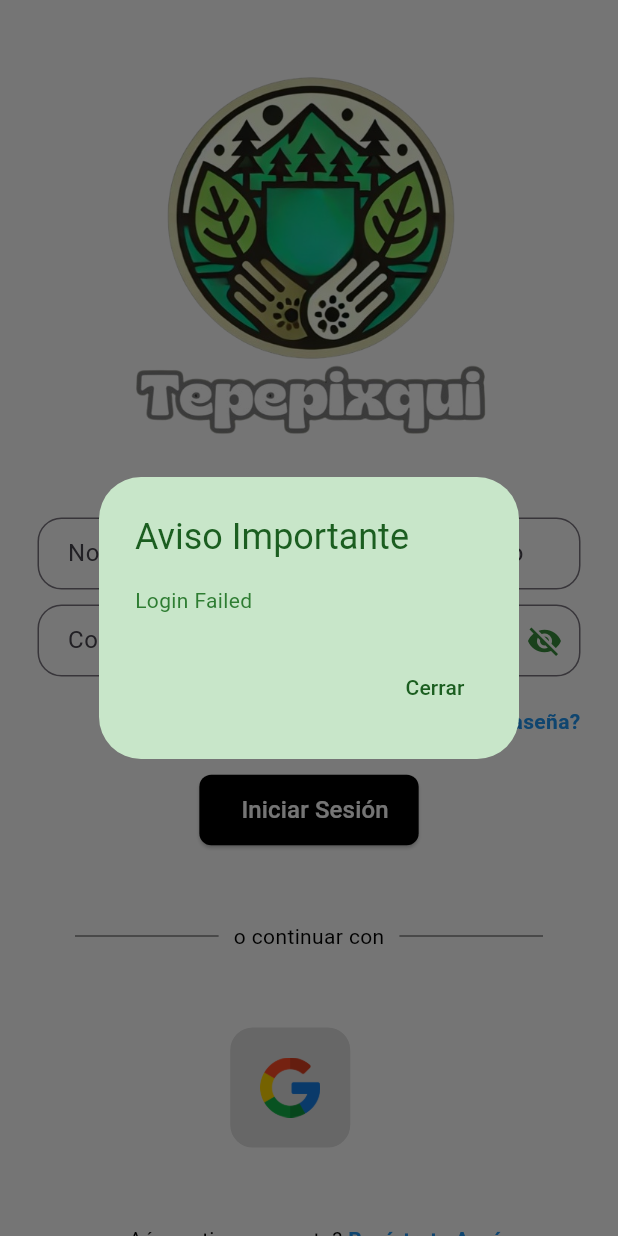
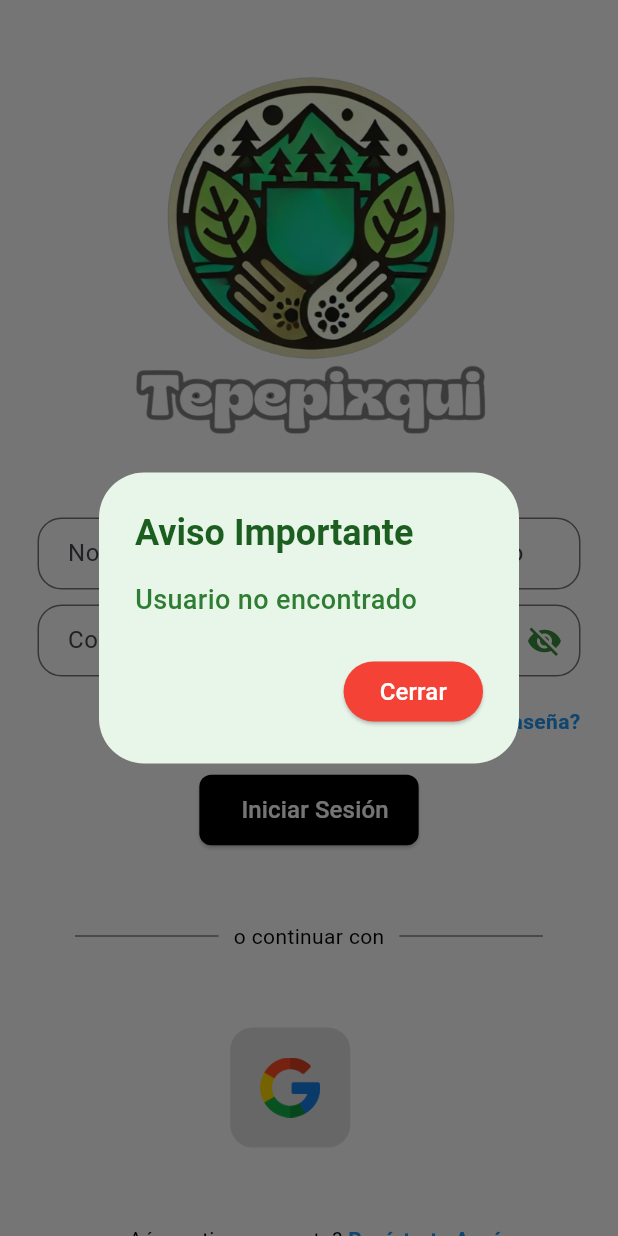
Before and after one commit to MarioB19/tepepixqui_movil, a Flutter app: the screen it shows after launch, after a tap on "Iniciar Sesión", on a phone screen of 412 x 824 dp. Run offline on Flutter 3.47's test engine with Material 3 defaults, Android fonts, the phone set to English and light mode, and no system bars; our stand-ins replace cloud_firestore, file_picker, firebase_auth, firebase_core, firebase_storage, get and 2 more; accounts and stored records are empty.

Commit message:
feat: :pushpin: Implementacion de Login & Registro Terminado (Ambos usuarios) Falta auth de google

```diff
--- a/lib/components/custom_dialog.dart
+++ b/lib/components/custom_dialog.dart
@@ -9,12 +9,37 @@ class CustomDialogController {
         duration: const Duration(seconds: 1), // Duración de la animación
         curve: Curves.easeInOut, // Tipo de animación
         child: AlertDialog(
-          backgroundColor: Colors.green[100],
-          title: Text('Aviso Importante', style: TextStyle(color: Colors.green[900])),
-          content: Text(message, style: TextStyle(color: Colors.green[800])),  // Usar el mensaje pasado como parámetro
+          backgroundColor: Colors.green[50], // Color de fondo más suave
+          shape: RoundedRectangleBorder(
+            borderRadius: BorderRadius.circular(30),
+          ),
+          title: Text(
+            'Aviso Importante',
+            style: TextStyle(
+              color: Colors.green[900],
+              fontWeight: FontWeight.bold,
+              fontSize: 24,
+            ),
+          ),
+          content: Text(
+            message,
+            style: TextStyle(
+              color: Colors.green[800],
+              fontWeight: FontWeight.w500,
+              fontSize: 18,
+            ),
+          ),
           actions: <Widget>[
-            TextButton(
-              child: Text('Cerrar', style: TextStyle(color: Colors.green[900])),
+            ElevatedButton(
+              style: ElevatedButton.styleFrom(
+                foregroundColor: Colors.white, backgroundColor: Colors.red, // Texto blanco
+              ),
+              child: const Text(
+                'Cerrar',
+                style: TextStyle(
+                  fontSize: 16,
+                ),
+              ),
               onPressed: () => Get.back(), // Utilizar Get.back() para cerrar el diálogo
             ),
           ],
--- a/lib/components/custom_text_field.dart
+++ b/lib/components/custom_text_field.dart
@@ -12,6 +12,8 @@ class CustomTextField extends StatelessWidget {
   final String? Function(String?)? validator;
   final bool readOnly; // Nuevo parámetro para solo lectura
   final Widget? suffixIcon; // Nuevo parámetro para el ícono de sufijo
+  final int maxLines; // Nuevo parámetro para el máximo de líneas
+  final int minLines; // Nuevo parámetro para el mínimo de líneas
 
   CustomTextField({
     required this.hintText,
@@ -25,6 +27,8 @@ class CustomTextField extends StatelessWidget {
     this.validator,
     this.readOnly = false, // Valor por defecto es falso
     this.suffixIcon, // Valor por defecto es nulo
+    this.maxLines = 5, // Valor por defecto para el máximo de líneas
+    this.minLines = 1, // Valor por defecto para el mínimo de líneas
   });
 
   @override
@@ -38,6 +42,8 @@ class CustomTextField extends StatelessWidget {
       autovalidateMode: AutovalidateMode.onUserInteraction,
       validator: validator,
       readOnly: readOnly, // Aplicar el parámetro readOnly
+      maxLines: isPassword ? 1 : maxLines, // Limitar maxLines si es una contraseña
+      minLines: minLines, // Establecer el mínimo de líneas
       decoration: InputDecoration(
         hintText: hintText,
         contentPadding: EdgeInsets.symmetric(vertical: 12.0, horizontal: 16.0),
--- a/lib/controllers/login_controller.dart
+++ b/lib/controllers/login_controller.dart
@@ -1,32 +1,32 @@
 import 'package:flutter/material.dart';
 import 'package:get/get.dart';
 import 'package:tepepixqui_movil/components/custom_dialog.dart';
+import 'package:tepepixqui_movil/utils/database/login_querys.dart';
 
 class LoginController extends GetxController {
-  var email = ''.obs;
+  var field = ''.obs;
   var password = ''.obs;
   var isPasswordVisible = false.obs;
-  final TextEditingController usernameOrCorreoController = TextEditingController();
+  final TextEditingController usernameOrCorreoController =
+      TextEditingController();
   final TextEditingController passwordController = TextEditingController();
-
-  void setEmail(String value) {
-    email.value = value;
-  }
-
-  void setPassword(String value) {
-    password.value = value;
-  }
 
   void togglePasswordVisibility() {
     isPasswordVisible.value = !isPasswordVisible.value;
   }
 
-  void login() {
-    // Aquí puedes implementar la lógica de login
-    if (email.value == "test@example.com" && password.value == "password") {
-      Get.snackbar('Login Successful', 'Welcome!');
+  Future<void> login() async {
+    String usernameOrCorreo =
+        usernameOrCorreoController.value.text.trim().toLowerCase();
+    String password = passwordController.value.text;
+
+    Map<String, dynamic> result =
+        await LoginQuerys.signInWithUsernameOrEmail(usernameOrCorreo, password);
+
+    if (result['loginStatus']) {
+      CustomDialogController.showCustomDialog('Login ok');
     } else {
-      CustomDialogController.showCustomDialog('Login Failed');
+      CustomDialogController.showCustomDialog(result['messageError']);
     }
   }
 }
--- /dev/null
+++ b/lib/utils/database/login_querys.dart
@@ -0,0 +1,153 @@
+import 'package:cloud_firestore/cloud_firestore.dart';
+import 'package:firebase_auth/firebase_auth.dart';
+
+class LoginQuerys {
+  static final FirebaseFirestore _firestore = FirebaseFirestore.instance;
+
+  static Future<bool> checkIfFieldExists(String nameField, String field) async {
+    try {
+      // Crea dos consultas paralelas para verificar en ambas colecciones
+      final volunteerQuery = _firestore
+          .collection('voluntario')
+          .where(nameField, isEqualTo: field)
+          .limit(1)
+          .get();
+      final ongQuery = _firestore
+          .collection('ong')
+          .where(nameField, isEqualTo: field)
+          .limit(1)
+          .get();
+
+      final results = await Future.wait([volunteerQuery, ongQuery]);
+
+      bool volunteerExists = results[0].docs.isNotEmpty;
+      bool ongExists = results[1].docs.isNotEmpty;
+
+      return volunteerExists || ongExists;
+    } catch (e) {
+      print('Error checking if email exists: $e');
+      return false;
+    }
+  }
+
+  static Future<Map<String, dynamic>> signInWithUsernameOrEmail(
+      String identifier, String password) async {
+    final FirebaseAuth auth = FirebaseAuth.instance;
+    final FirebaseFirestore firestore = FirebaseFirestore.instance;
+
+    String email = identifier;
+    String userType = '';
+    bool loginStatus = false;
+    String messageError = "";
+
+    try {
+      if (identifier.contains('@')) {
+        // Intentar iniciar sesión con correo electrónico
+        await auth.signInWithEmailAndPassword(email: email, password: password);
+
+        // Verificar el tipo de usuario después de iniciar sesión
+        User? user = auth.currentUser;
+        if (user != null) {
+          // Verificar si el usuario es voluntario
+          QuerySnapshot volunteerSnapshot = await firestore
+              .collection('voluntario')
+              .where('correoElectronico', isEqualTo: email)
+              .get();
+
+          if (volunteerSnapshot.docs.isNotEmpty) {
+            userType = 'voluntario';
+          } else {
+            // Verificar si el usuario es ONG
+            QuerySnapshot ongSnapshot = await firestore
+                .collection('ong')
+                .where('correoElectronico', isEqualTo: email)
+                .get();
+
+            if (ongSnapshot.docs.isNotEmpty) {
+              userType = 'ong';
+
+              if (ongSnapshot.docs.first['solicitud'] == "Pendiente") {
+                throw Exception("La ONG no ha sido aprobada");
+              }
+            } else {
+              throw Exception("Usuario no encontrado");
+            }
+          }
+        } else {
+          throw Exception("Error desconocido al obtener usuario");
+        }
+      } else {
+        // Intentar iniciar sesión con nombre de usuario
+        QuerySnapshot volunteerSnapshot = await firestore
+            .collection('voluntario')
+            .where('username', isEqualTo: identifier)
+            .get();
+
+        if (volunteerSnapshot.docs.isNotEmpty) {
+          userType = 'voluntario';
+          email = volunteerSnapshot.docs.first['correoElectronico'];
+        } else {
+          QuerySnapshot ongSnapshot = await firestore
+              .collection('ong')
+              .where('username', isEqualTo: identifier)
+              .get();
+
+          if (ongSnapshot.docs.isNotEmpty) {
+            userType = 'ong';
+            email = ongSnapshot.docs.first['correoElectronico'];
+
+            if (ongSnapshot.docs.first['solicitud'] == "Pendiente") {
+              throw Exception("La ONG no ha sido aprobada");
+            }
+          } else {
+            throw Exception("Usuario no encontrado");
+          }
+        }
+
+        await auth.signInWithEmailAndPassword(email: email, password: password);
+      }
+
+      User? user = auth.currentUser;
+      if (user != null && !user.emailVerified) {
+        throw Exception("Falta que verifiques tu correo electrónico");
+      }
+
+      loginStatus = true;
+    } on FirebaseAuthException catch (e) {
+      if (e.code == 'invalid-credential') {
+        messageError = 'La cuenta aun no ha sido verificada';
+      } else if (e.code == 'user-not-found') {
+        messageError = 'Usuario no encontrado';
+      } else if (e.code == 'wrong-password') {
+        messageError = 'La contraseña es incorrecta';
+      } else {
+        messageError = e.message ?? 'Error desconocido';
+      }
+      loginStatus = false;
+    } catch (e) {
+      if (e is Exception) {
+        messageError = e.toString().replaceFirst('Exception: ', '');
+      } else {
+        messageError = 'Error: ${e.toString()}';
+      }
+      loginStatus = false;
+    }
+
+    return {
+      'loginStatus': loginStatus,
+      'userType': userType,
+      'messageError': messageError
+    };
+  }
+
+static  Future<void> signOutUser() async {
+    final FirebaseAuth auth = FirebaseAuth.instance;
+
+    try {
+      await auth.signOut();
+      print("Usuario desconectado exitosamente");
+    } catch (e) {
+      print("Error al cerrar sesión: $e");
+    }
+  }
+}
--- a/lib/utils/validations/login/validations_volunteer.dart
+++ b/lib/utils/validations/login/validations_volunteer.dart
@@ -51,7 +51,7 @@ class ValidationsVolunteer {
 
   static String? validarEdad(String fechaNacimientoStr) {
 
-    List<String> partes = fechaNacimientoStr.split('/');
+    List<String> partes = fechaNacimientoStr.split('/') ;
     if (partes.length != 3) {
       return "El formato de la fecha de nacimiento es incorrecto";
     }
```
Also changed, not shown: lib/controllers/register/register_ong_controller.dart (+29 -67 lines), lib/controllers/register/register_volunteer_controller.dart (+23 -54 lines), lib/models/ong_model.dart (+6 -11 lines), lib/models/volunteer_model.dart (+2 -8 lines), lib/pages/register/register_ong_form2.dart (+5 -2 lines), lib/pages/register/register_volunteer_auth.dart (added, +108 -0 lines), lib/firebase_options.dart (added).
